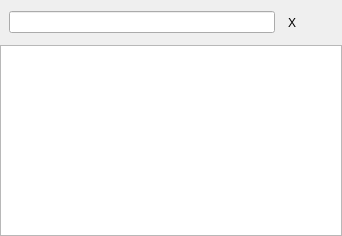
Before: the Qt Designer form dialog.ui in lxqt/lxqt-runner, drawn with Qt 5.
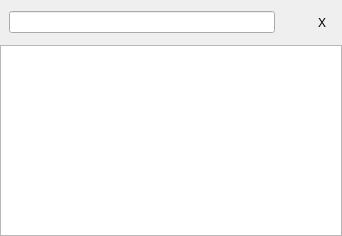
After: the same form once the commit is applied. Custom widgets are drawn as their Qt base class.

Commit message: Move configure button to the left of close

The edit to the form file:
```diff
--- a/dialog.ui
+++ b/dialog.ui
@@ -81,16 +81,6 @@
       <item>
        <widget class="QLineEdit" name="commandEd"/>
       </item>
-      <item>
-       <widget class="QToolButton" name="closeButton">
-        <property name="text">
-         <string notr="true">X</string>
-        </property>
-        <property name="autoRaise">
-         <bool>true</bool>
-        </property>
-       </widget>
-      </item>
       <item>
        <widget class="QToolButton" name="actionButton">
         <property name="text">
@@ -107,6 +97,16 @@
         </property>
        </widget>
       </item>
+      <item>
+       <widget class="QToolButton" name="closeButton">
+        <property name="text">
+         <string notr="true">X</string>
+        </property>
+        <property name="autoRaise">
+         <bool>true</bool>
+        </property>
+       </widget>
+      </item>
       <item>
        <widget class="HorizSizeGrip" name="rightSizer" native="true">
         <property name="sizePolicy">
```
